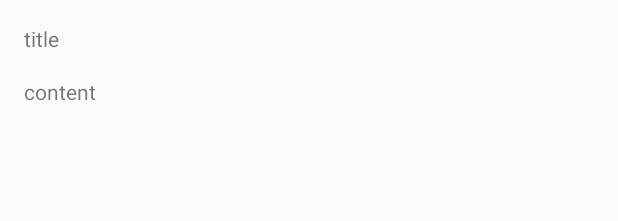
After one commit to GDGKC-FirebasedHackathon/KawaiiHackathon, an Android app: the layout activity_feed.xml on its own in the app's theme, with its tools: preview values and no code run, on a phone screen of 412 x 824 dp. The commit adds this screen. Shown: the top 221 px of the screen. Run offline under Robolectric (Android 15) with nearby library versions, the phone set to English and light mode, and no system bars.

Commit message:
Feed 상세 Activity

```diff
--- a/android_client/app/src/main/java/com/corikachu/yourname/models/DTOSuggestions.java
+++ b/android_client/app/src/main/java/com/corikachu/yourname/models/DTOSuggestion.java
@@ -4,18 +4,18 @@ package com.corikachu.yourname.models;
  * Created by loki on 2017. 2. 17..
  */
 
-public class DTOSuggestions {
+public class DTOSuggestion {
     private long id;
     private long feedId;
     private String content;
     private long createdDate;
     private long updatedDate;
 
-    public DTOSuggestions() {
+    public DTOSuggestion() {
 
     }
 
-    public DTOSuggestions(long id, long feedId, String title, String content, long createdDate, long updatedDate) {
+    public DTOSuggestion(long id, long feedId, String title, String content, long createdDate, long updatedDate) {
         this.id = id;
         this.feedId = feedId;
         this.content = content;
--- /dev/null
+++ b/android_client/app/src/main/res/layout/activity_feed.xml
@@ -0,0 +1,34 @@
+<?xml version="1.0" encoding="utf-8"?>
+<LinearLayout xmlns:android="http://schemas.android.com/apk/res/android"
+    xmlns:tools="http://schemas.android.com/tools"
+    android:id="@+id/activity_main"
+    android:layout_width="match_parent"
+    android:layout_height="match_parent"
+    android:orientation="vertical"
+    android:paddingBottom="@dimen/activity_vertical_margin"
+    android:paddingLeft="@dimen/activity_horizontal_margin"
+    android:paddingRight="@dimen/activity_horizontal_margin"
+    android:paddingTop="@dimen/activity_vertical_margin"
+    tools:context="com.corikachu.yourname.MainActivity">
+
+    <TextView
+        android:id="@+id/activity_feed_title"
+        android:layout_width="wrap_content"
+        android:layout_height="wrap_content"
+        android:text="title" />
+
+    <TextView
+        android:id="@+id/activity_feed_content"
+        android:layout_width="wrap_content"
+        android:layout_height="wrap_content"
+        android:layout_marginBottom="16dp"
+        android:layout_marginTop="16dp"
+        android:text="content" />
+
+    <android.support.v7.widget.RecyclerView
+        android:id="@+id/activity_feed_recyclerview_suggestion_list"
+        android:layout_width="match_parent"
+        android:layout_height="wrap_content"
+        android:scrollbars="vertical" />
+
+</LinearLayout>
--- a/android_client/app/src/main/res/values/colors.xml
+++ b/android_client/app/src/main/res/values/colors.xml
@@ -1,6 +1,6 @@
 <?xml version="1.0" encoding="utf-8"?>
 <resources>
-    <color name="colorPrimary">#3F51B5</color>
+    <color name="colorPrimary">#3f51b5</color>
     <color name="colorPrimaryDark">#303F9F</color>
     <color name="colorAccent">#FF4081</color>
 </resources>
--- a/android_client/app/src/main/res/values/strings.xml
+++ b/android_client/app/src/main/res/values/strings.xml
@@ -1,3 +1,4 @@
 <resources>
     <string name="app_name">Yourname</string>
+    <string name="rating_like">Like</string>
 </resources>
```
Also changed, not shown: android_client/app/src/main/java/com/corikachu/yourname/FeedActivity.java (added, +19 -0 lines), android_client/app/src/main/java/com/corikachu/yourname/SuggestionAdapter.java (added, +58 -0 lines), android_client/app/src/main/java/com/corikachu/yourname/SuggestionViewHolder.java (added, +24 -0 lines), android_client/app/src/main/res/layout/recyclerview_item_suggestion.xml (added, +36 -0 lines).
